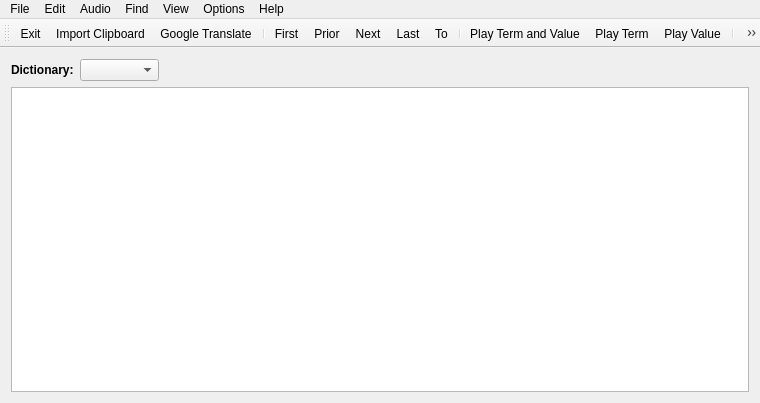
skynowa/iTeacher, file Projects/iTeacher/Ui/Main.ui: the form before one commit.
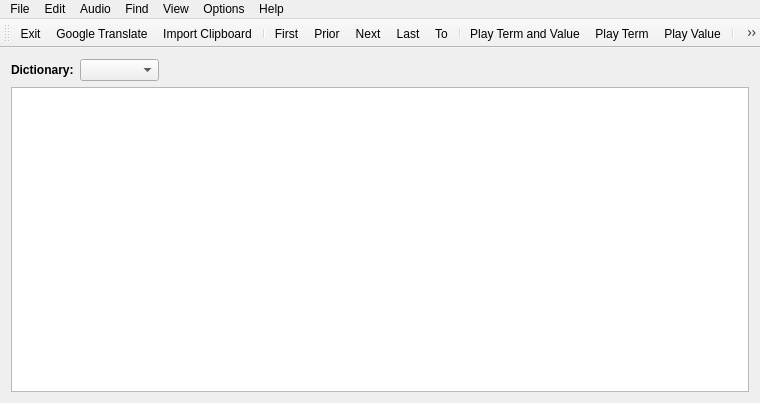
The form after the commit. Icons and pictures are not drawn.

```diff
--- a/Projects/iTeacher/Ui/Main.ui
+++ b/Projects/iTeacher/Ui/Main.ui
@@ -168,8 +168,8 @@
     <bool>false</bool>
    </attribute>
    <addaction name="actFile_Exit"/>
-   <addaction name="actFile_ImportClipboard"/>
    <addaction name="actFile_GoogleTranslate"/>
+   <addaction name="actFile_ImportClipboard"/>
    <addaction name="separator"/>
    <addaction name="actEdit_First"/>
    <addaction name="actEdit_Prior"/>
```
